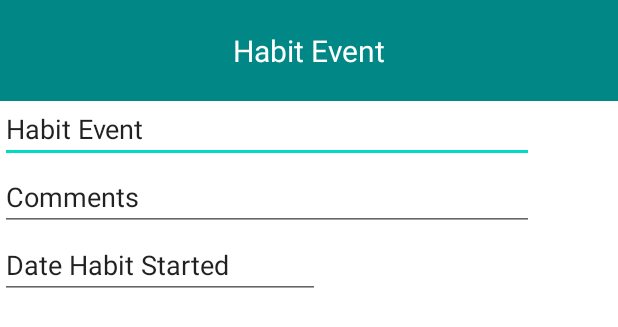
After one commit to CMPUT301F21T36/OldHabitsDieHard, an Android app: the layout habit_event_fragment.xml on its own in the app's theme, with its tools: preview values and no code run, on a phone screen of 412 x 824 dp. The commit adds this screen. Shown: the top 327 px of the screen. Run offline under Robolectric (Android 15) with nearby library versions, the phone set to English and light mode, and no system bars.

Commit message:
<Habit Event Merge>

```diff
--- a/app/src/main/java/com/example/oldhabitsdiehard/HabitEvent.java
+++ b/app/src/main/java/com/example/oldhabitsdiehard/HabitEvent.java
@@ -53,7 +53,7 @@ public class HabitEvent {
      * @param habit the habit class that this event belongs to
      * @param comment on the Habit event
      * @param date on the Habit event
-     * @param location of the Habit event
+     * //@param location of the Habit event
      */
     HabitEvent(Habit habit, String comment, LocalDate date, Location location){
         this.habit = habit;
--- a/app/src/main/java/com/example/oldhabitsdiehard/Login.java
+++ b/app/src/main/java/com/example/oldhabitsdiehard/Login.java
@@ -59,7 +59,7 @@ public class Login extends AppCompatActivity {
                 if (user != null) {
                     infoBox.setText("Login success");
                     CurrentUser.set(user);
-                    Intent intent = new Intent(view.getContext(), HabitListActivity.class);
+                    Intent intent = new Intent(view.getContext(), HabitEventListActivity.class);
                     startActivity(intent);
                 }
                 else {
--- /dev/null
+++ b/app/src/main/res/layout/habit_event_fragment.xml
@@ -0,0 +1,67 @@
+<?xml version="1.0" encoding="utf-8"?>
+<FrameLayout
+    xmlns:android="http://schemas.android.com/apk/res/android"
+    xmlns:app="http://schemas.android.com/apk/res-auto"
+    xmlns:tools="http://schemas.android.com/tools"
+    android:layout_width="match_parent"
+    android:layout_height="match_parent"
+    android:id="@+id/container1"
+    tools:context=".MainActivity">
+
+    <LinearLayout
+        android:layout_width="match_parent"
+        android:layout_height="match_parent"
+        android:orientation="vertical"
+        app:layout_constraintBottom_toBottomOf="parent"
+        app:layout_constraintEnd_toEndOf="parent"
+        app:layout_constraintHorizontal_bias="0.492"
+        app:layout_constraintStart_toStartOf="parent"
+        app:layout_constraintTop_toTopOf="parent"
+        app:layout_constraintVertical_bias="0.492">
+
+        <TextView
+            android:id="@+id/title_header"
+            android:layout_width="match_parent"
+            android:layout_height="wrap_content"
+            android:background="@color/teal_700"
+            android:gravity="center"
+            android:padding="20dp"
+            android:text="Habit Event"
+            android:textColor="@color/white"
+            android:textSize="20sp"
+            tools:ignore="MissingConstraints"></TextView>
+
+        <EditText
+            android:id="@+id/habitEventTitle"
+            android:layout_width="356dp"
+            android:layout_height="41dp"
+            android:ems="10"
+            android:inputType="textPersonName"
+            android:text="Habit Event"
+            tools:layout_editor_absoluteX="31dp"
+            tools:layout_editor_absoluteY="87dp" />
+
+        <EditText
+            android:id="@+id/habitEventComment"
+            android:layout_width="356dp"
+            android:layout_height="45dp"
+            android:ems="10"
+            android:inputType="textPersonName"
+            android:text="Comments"
+            tools:layout_editor_absoluteX="31dp"
+            tools:layout_editor_absoluteY="142dp" />
+
+        <EditText
+            android:id="@+id/habitEventDate"
+            android:layout_width="wrap_content"
+            android:layout_height="wrap_content"
+            android:ems="10"
+            android:inputType="date"
+            android:text="Date Habit Started"
+            tools:layout_editor_absoluteX="31dp"
+            tools:layout_editor_absoluteY="210dp" />
+
+
+    </LinearLayout>
+
+</FrameLayout>
```
Also changed, not shown: app/src/main/java/com/example/oldhabitsdiehard/HabitEventFragment.java (added, +111 -0 lines), app/src/main/java/com/example/oldhabitsdiehard/HabitEventListActivity.java (+25 -2 lines).
